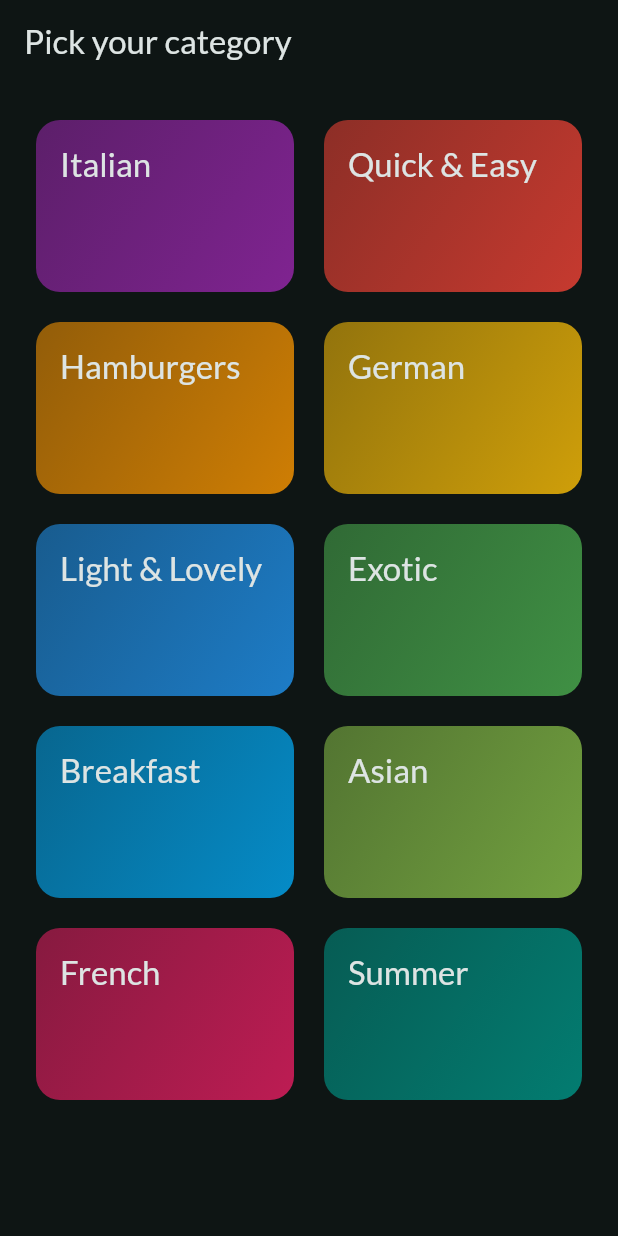
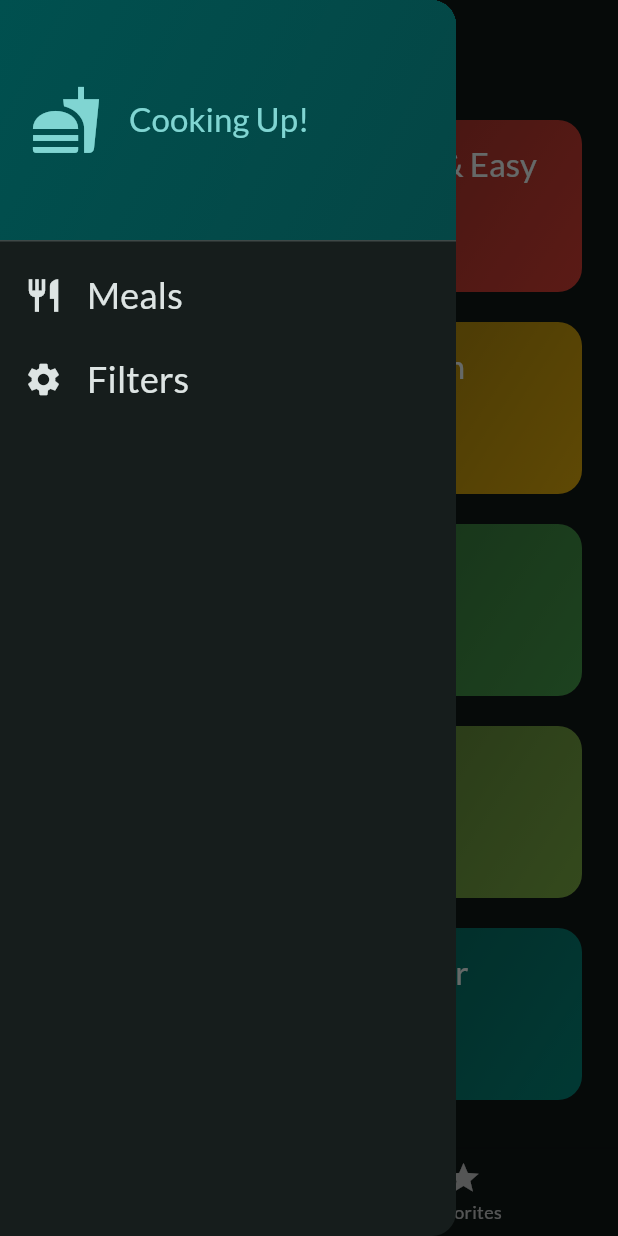
Before and after one commit to jamison0902/MealsApp, a Flutter app: the screen it shows after launch, with the side drawer open (before the commit the screen has no drawer), on a phone screen of 412 x 824 dp. Run offline on Flutter 3.47's test engine with Material 3 defaults, Android fonts, the phone set to English and light mode, and no system bars; our stand-ins replace google_fonts, transparent_image.

Commit message:
update 2024_12_01

```diff
--- a/lib/main.dart
+++ b/lib/main.dart
@@ -2,6 +2,7 @@ import 'package:flutter/material.dart';
 
 import 'package:google_fonts/google_fonts.dart';
 import 'package:meals/screens/categories.dart';
+import 'package:meals/screens/tab.dart';
 
 final theme = ThemeData(
   useMaterial3: true,
@@ -24,7 +25,7 @@ class App extends StatelessWidget {
   Widget build(BuildContext context) {
     return MaterialApp(
       theme: theme,
-      home: const CategoriesScreen(),
+      home: const TabScreen(),
     );
   }
 }
--- a/lib/screens/categories.dart
+++ b/lib/screens/categories.dart
@@ -1,11 +1,17 @@
 import 'package:flutter/material.dart';
 import 'package:meals/data/dummy_data.dart';
 import 'package:meals/models/category.dart';
+import 'package:meals/models/meal.dart';
 import 'package:meals/screens/meals.dart';
 import 'package:meals/widgets/category_grid_item.dart';
 
 class CategoriesScreen extends StatelessWidget {
-  const CategoriesScreen({super.key});
+  const CategoriesScreen({
+    super.key,
+    required this.onToggleFavorite,
+  });
+
+  final void Function(Meal meal) onToggleFavorite;
 
   void _selectCategory(BuildContext context, Category category) {
     final filterMeals = dummyMeals
@@ -17,6 +23,7 @@ class CategoriesScreen extends StatelessWidget {
         builder: (ctx) => MealsScreen(
           title: category.title,
           meals: filterMeals,
+          onToggleFavorite: onToggleFavorite,
         ),
       ),
     ); //Navigator.push(context, route);
@@ -24,11 +31,7 @@ class CategoriesScreen extends StatelessWidget {
 
   @override
   Widget build(BuildContext context) {
-    return Scaffold(
-      appBar: AppBar(
-        title: const Text('Pick your category'),
-      ),
-      body: GridView(
+    return GridView(
       padding: const EdgeInsets.all(24),
       gridDelegate: const SliverGridDelegateWithFixedCrossAxisCount(
         crossAxisCount: 2,
@@ -46,7 +49,6 @@ class CategoriesScreen extends StatelessWidget {
             },
           )
       ],
-      ),
     );
   }
 }
--- /dev/null
+++ b/lib/screens/tab.dart
@@ -0,0 +1,92 @@
+import 'package:flutter/material.dart';
+import 'package:meals/models/meal.dart';
+import 'package:meals/screens/categories.dart';
+import 'package:meals/screens/meals.dart';
+import 'package:meals/widgets/main_drawer.dart';
+
+class TabScreen extends StatefulWidget {
+  const TabScreen({super.key});
+
+  @override
+  State<StatefulWidget> createState() {
+    return _TabsScreenState();
+  }
+}
+
+class _TabsScreenState extends State<TabScreen> {
+  int _selectedPageIndex = 0;
+  final List<Meal> _favoriteMeals = [];
+
+  void _showInfoMessage(String message) {
+    ScaffoldMessenger.of(context).clearSnackBars();
+    ScaffoldMessenger.of(context).showSnackBar(
+      SnackBar(
+        content: Text(message),
+      ),
+    );
+  }
+
+  void _toggleMealFavoritesStatus(Meal meal) {
+    final isExisting = _favoriteMeals.contains(meal);
+
+    if (isExisting) {
+      setState(() {
+        _favoriteMeals.remove(meal);
+      });
+      _showInfoMessage('Meal is no longer a favorite.');
+    } else {
+      setState(() {
+        _favoriteMeals.add(meal);
+      });
+      _showInfoMessage('Marked as a favorite.');
+    }
+  }
+
+  void _selectPage(int index) {
+    setState(() {
+      _selectedPageIndex = index;
+    });
+  }
+
+  void _setScreen(String identifier) {
+    if (identifier == 'filters') {
+    } else {
+      Navigator.of(context).pop();
+    }
+  }
+
+  @override
+  Widget build(BuildContext context) {
+    Widget activePage = CategoriesScreen(
+      onToggleFavorite: _toggleMealFavoritesStatus,
+    );
+    var activePageTitle = 'Categories';
+
+    if (_selectedPageIndex == 1) {
+      activePage = MealsScreen(
+        meals: _favoriteMeals,
+        onToggleFavorite: _toggleMealFavoritesStatus,
+      );
+      activePageTitle = 'Your Favorites';
+    }
+
+    return Scaffold(
+      appBar: AppBar(
+        title: Text(activePageTitle),
+      ),
+      drawer: MainDrawer(
+        onSelectScreen: _setScreen,
+      ),
+      body: activePage,
+      bottomNavigationBar: BottomNavigationBar(
+        onTap: _selectPage,
+        currentIndex: _selectedPageIndex,
+        items: const [
+          BottomNavigationBarItem(
+              icon: Icon(Icons.set_meal), label: 'Categories'),
+          BottomNavigationBarItem(icon: Icon(Icons.star), label: 'Favorites'),
+        ],
+      ),
+    );
+  }
+}
--- /dev/null
+++ b/lib/widgets/main_drawer.dart
@@ -0,0 +1,86 @@
+import 'package:flutter/material.dart';
+
+class MainDrawer extends StatelessWidget {
+  const MainDrawer({
+    super.key,
+    required this.onSelectScreen,
+  });
+
+  final void Function(String identifier) onSelectScreen;
+
+  @override
+  Widget build(BuildContext context) {
+    return Drawer(
+      child: Column(
+        children: [
+          DrawerHeader(
+            padding: const EdgeInsets.all(20),
+            decoration: BoxDecoration(
+              gradient: LinearGradient(
+                colors: [
+                  Theme.of(context).colorScheme.primaryContainer,
+                  Theme.of(context)
+                      .colorScheme
+                      .primaryContainer
+                      .withOpacity(0.8),
+                ],
+                begin: Alignment.topLeft,
+                end: Alignment.bottomRight,
+              ),
+            ),
+            child: Row(
+              children: [
+                Icon(
+                  Icons.fastfood,
+                  size: 48,
+                  color: Theme.of(context).colorScheme.primary,
+                ),
+                const SizedBox(width: 18),
+                Text(
+                  'Cooking Up!',
+                  style: Theme.of(context).textTheme.titleLarge!.copyWith(
+                        color: Theme.of(context).colorScheme.primary,
+                      ),
+                ),
+              ],
+            ),
+          ),
+          ListTile(
+            leading: Icon(
+              Icons.restaurant,
+              size: 26,
+              color: Theme.of(context).colorScheme.onBackground,
+            ),
+            title: Text(
+              'Meals',
+              style: Theme.of(context).textTheme.titleSmall!.copyWith(
+                    color: Theme.of(context).colorScheme.onBackground,
+                    fontSize: 24,
+                  ),
+            ),
+            onTap: () {
+              onSelectScreen('meals');
+            },
+          ),
+          ListTile(
+            leading: Icon(
+              Icons.settings,
+              size: 26,
+              color: Theme.of(context).colorScheme.onBackground,
+            ),
+            title: Text(
+              'Filters',
+              style: Theme.of(context).textTheme.titleSmall!.copyWith(
+                    color: Theme.of(context).colorScheme.onBackground,
+                    fontSize: 24,
+                  ),
+            ),
+            onTap: () {
+              onSelectScreen('filters');
+            },
+          ),
+        ],
+      ),
+    );
+  }
+}
```
Also changed, not shown: lib/screens/filters.dart (added, +49 -0 lines), lib/screens/meal_details.dart (+11 -3 lines), lib/screens/meals.dart (+9 -3 lines), meal_1.png, meal_3.png. Lines whose indentation alone changed are shown as unchanged.
